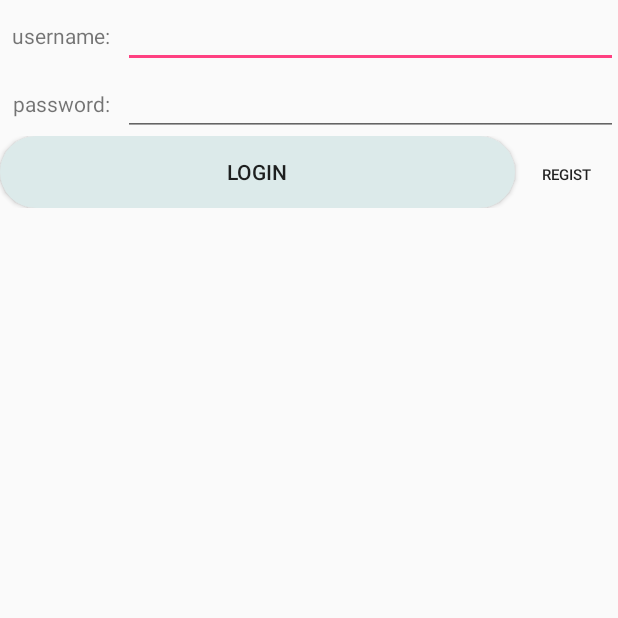
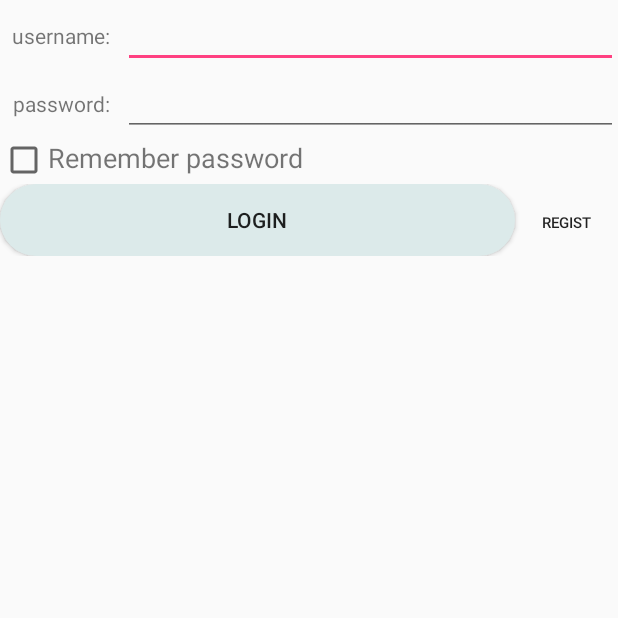
Before and after one commit to greatgeek/DreamBikeOne, an Android app: the LoginActivity screen opened directly, with no data from a screen before it, on a phone screen of 412 x 824 dp, the top half of it. Run offline under Robolectric (Android 15) with nearby library versions, the phone set to English and light mode, and no system bars.

Commit message:
remember password

```diff
--- a/app/build.gradle
+++ b/app/build.gradle
@@ -17,21 +17,19 @@ android {
             proguardFiles getDefaultProguardFile('proguard-android.txt'), 'proguard-rules.pro'
         }
     }
+    buildToolsVersion '27.0.3'
 }
 
 dependencies {
-    implementation fileTree(dir: 'libs', include: ['*.jar'])
+    implementation fileTree(include: ['*.jar'], dir: 'libs')
     implementation 'com.android.support:appcompat-v7:26.1.0'
     implementation 'com.android.support.constraint:constraint-layout:1.0.2'
     testImplementation 'junit:junit:4.12'
     androidTestImplementation 'com.android.support.test:runner:1.0.1'
     androidTestImplementation 'com.android.support.test.espresso:espresso-core:3.0.1'
-
     implementation 'com.android.support:design:26.1.0'
     implementation 'de.hdodenhof:circleimageview:2.1.0'
     implementation 'com.squareup.okhttp3:okhttp:3.4.1'
     implementation 'com.google.code.gson:gson:2.7'
-
     implementation 'cn.yipianfengye.android:zxing-library:2.2'
-
 }
--- a/app/src/main/java/com/panghui/dreambike/LoginActivity.java
+++ b/app/src/main/java/com/panghui/dreambike/LoginActivity.java
@@ -4,13 +4,16 @@ import android.content.BroadcastReceiver;
 import android.content.Context;
 import android.content.Intent;
 import android.content.IntentFilter;
+import android.content.SharedPreferences;
 import android.os.AsyncTask;
+import android.preference.PreferenceManager;
 import android.support.v4.content.LocalBroadcastManager;
 import android.support.v7.app.AppCompatActivity;
 import android.os.Bundle;
 import android.util.Log;
 import android.view.View;
 import android.widget.Button;
+import android.widget.CheckBox;
 import android.widget.EditText;
 import android.widget.Toast;
 
@@ -31,6 +34,10 @@ public class LoginActivity extends AppCompatActivity implements View.OnClickList
     private Button Login_bt;
     private Button Register_bt;
     private User user;
+    /**记住密码*/
+    private CheckBox rememberPass;
+    private SharedPreferences pref;
+    private SharedPreferences.Editor editor;
     /**广播部分*/
     private LocalBroadcastManager localBroadcastManager;
     /**广播接收部分*/
@@ -43,9 +50,12 @@ public class LoginActivity extends AppCompatActivity implements View.OnClickList
     protected void onCreate(Bundle savedInstanceState) {
         super.onCreate(savedInstanceState);
         setContentView(R.layout.activity_login);
-        /**获取实例*/
+        /**登录部分获取实例*/
         username=(EditText)findViewById(R.id.username);
         password=(EditText)findViewById(R.id.password);
+        /**记住密码*/
+        rememberPass=(CheckBox)findViewById(R.id.remember_pass);
+        pref= PreferenceManager.getDefaultSharedPreferences(this);
 
         Login_bt=(Button)findViewById(R.id.login);
         Register_bt=(Button)findViewById(R.id.regist);
@@ -59,6 +69,15 @@ public class LoginActivity extends AppCompatActivity implements View.OnClickList
         /**为按钮注册*/
         Login_bt.setOnClickListener(this);
         Register_bt.setOnClickListener(this);
+
+        boolean isRemember=pref.getBoolean("remember_password",false);
+        if (isRemember){
+            String usernameS=pref.getString("username","");
+            String passwordS=pref.getString("password","");
+            username.setText(usernameS);
+            password.setText(passwordS);
+            rememberPass.setChecked(true);
+        }
     }
 
     @Override
@@ -122,6 +141,15 @@ public class LoginActivity extends AppCompatActivity implements View.OnClickList
                             }
                         }
                     }).start();
+                    editor=pref.edit();
+                    if (rememberPass.isChecked()){
+                        editor.putBoolean("remember_password",true);
+                        editor.putString("username",username.getText().toString().trim());
+                        editor.putString("password",password.getText().toString().trim());
+                    }else {
+                        editor.clear();
+                    }
+                    editor.apply();
                 }
 
                 break;
--- a/app/src/main/res/layout/activity_login.xml
+++ b/app/src/main/res/layout/activity_login.xml
@@ -33,7 +33,23 @@
             android:id="@+id/password"
             android:layout_width="0dp"
             android:layout_weight="4"
+            android:layout_height="wrap_content"
+            android:inputType="textPassword"/>
+    </LinearLayout>
+    <LinearLayout
+        android:orientation="horizontal"
+        android:layout_width="match_parent"
+        android:layout_height="wrap_content">
+        <CheckBox
+            android:id="@+id/remember_pass"
+            android:layout_width="wrap_content"
             android:layout_height="wrap_content" />
+        <TextView
+            android:layout_width="wrap_content"
+            android:layout_height="wrap_content"
+            android:textSize="18sp"
+            android:text="Remember password"/>
+
     </LinearLayout>
     <LinearLayout
         android:orientation="horizontal"
--- a/app/src/main/res/layout/nav_header.xml
+++ b/app/src/main/res/layout/nav_header.xml
@@ -6,8 +6,8 @@
     android:background="?attr/colorPrimary">
     <de.hdodenhof.circleimageview.CircleImageView
         android:id="@+id/icon_image"
-        android:layout_width="70dp"
-        android:layout_height="70dp"
+        android:layout_width="150dp"
+        android:layout_height="150dp"
         android:src="@drawable/nav_icon"
         android:layout_centerInParent="true"/>
     <TextView
```
